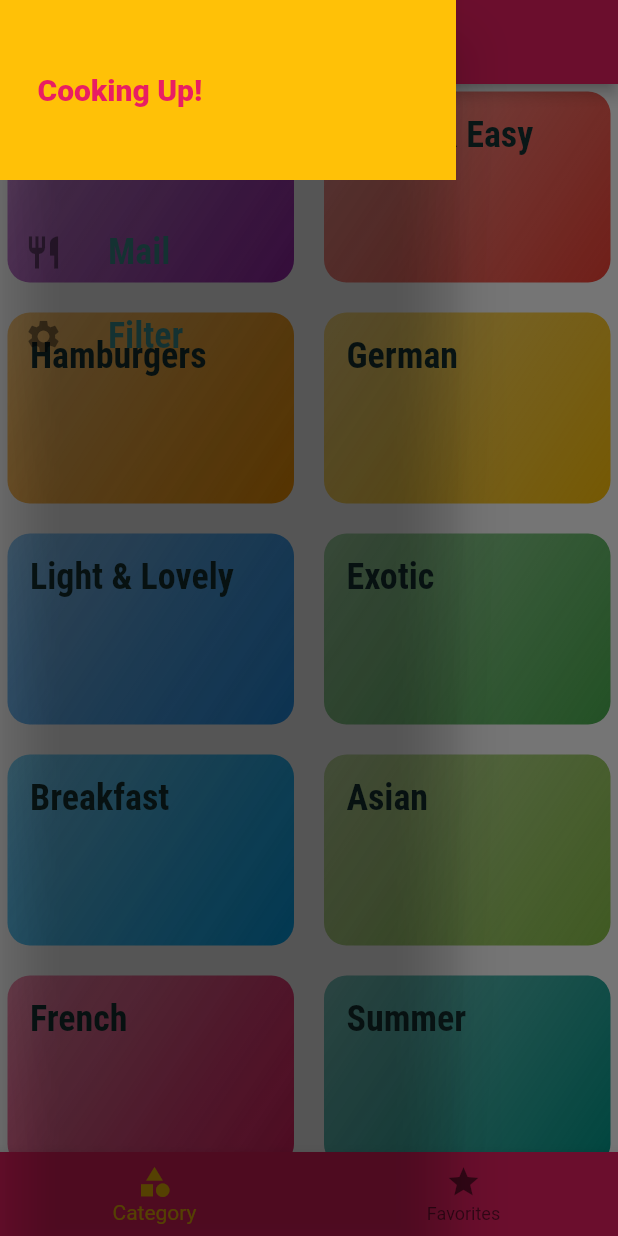
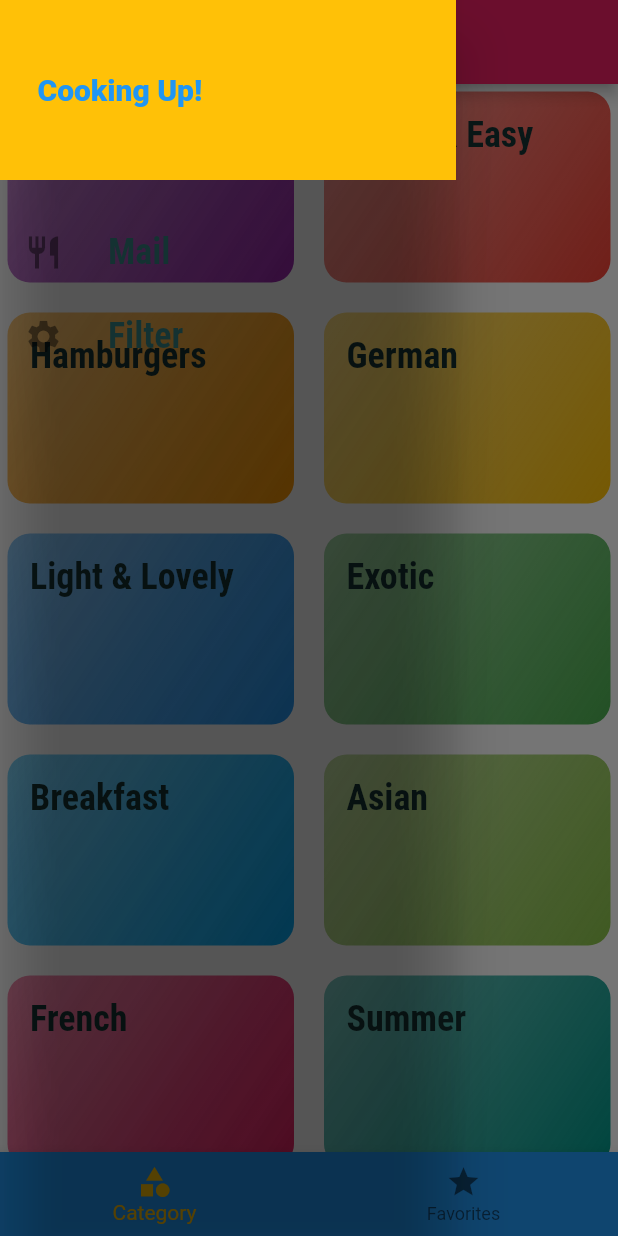
Before and after one commit to NourhanAbuGhaly/meal_app, a Flutter app: the screen it shows after launch, with the side drawer open, on a phone screen of 412 x 824 dp. Run offline on Flutter 3.47's test engine with Material 2 defaults, Android fonts, the phone set to English and light mode, and no system bars.

Commit message:
thired version

```diff
--- a/lib/main.dart
+++ b/lib/main.dart
@@ -17,8 +17,7 @@ class MyApp extends StatelessWidget {
       debugShowCheckedModeBanner: false,
       title: 'Flutter Demo',
       theme: ThemeData(
-          primarySwatch: Colors.pink,
-          accentColor: Colors.amber,
+
           canvasColor: Color.fromRGBO(255, 254, 229, 0.0),
           textTheme: ThemeData.light().textTheme.copyWith(
                 bodyText1: TextStyle(
@@ -28,7 +27,7 @@ class MyApp extends StatelessWidget {
 //             titleLarge: TextStyle(fontSize: 24, fontFamily: "RobotoCondensed")
 // ,            titleMedium: TextStyle(fontSize: 24, fontFamily: "RobotoCondensed")
 //              , titleSmall: TextStyle(fontSize: 24, fontFamily: "RobotoCondensed")
-              )),
+              ), colorScheme: ColorScheme.fromSwatch(primarySwatch: Colors.pink).copyWith(secondary: Colors.amber)),
       //home: CategoryScreen(),
       routes: {
         '/': (context) => TabsScreen(),
--- a/lib/screen/main_drawer.dart
+++ b/lib/screen/main_drawer.dart
@@ -32,7 +32,7 @@ class MainDrawer extends StatelessWidget {
             width: double.infinity,
             padding: EdgeInsets.all(20),
             alignment: Alignment.centerLeft,
-            color: Theme.of(context).accentColor,
+            color: Theme.of(context).colorScheme.secondary,
             child: Text(
               " Cooking Up!",
               style: TextStyle(
@@ -44,8 +44,8 @@ class MainDrawer extends StatelessWidget {
           SizedBox(
             height: 20,
           ),
-          buildListTile("Mail", Icons.restaurant, () {Navigator.of(context).pushNamed("/");}),
-          buildListTile("Filter", Icons.settings, () {Navigator.of(context).pushNamed(FilterScreen.id);}),
+          buildListTile("Mail", Icons.restaurant, () {Navigator.of(context).pushReplacementNamed("/");}),
+          buildListTile("Filter", Icons.settings, () {Navigator.of(context).pushReplacementNamed(FilterScreen.id);}),
         ],
       ),
     );
--- a/lib/screen/meal_item.dart
+++ b/lib/screen/meal_item.dart
@@ -19,8 +19,9 @@ final String id;
   final Affordability affordability;
 
    void selectMeal(BuildContext ctx) {
-    Navigator.of(ctx).pushNamed(MealDetailScreen.id, arguments: id);
+    Navigator.of(ctx).pushNamed(MealDetailScreen.id, arguments: id).then((value) => print(value));
   }
+  // value is the return value from pop
   String get ComplexityText{
     switch(complexity){
       case Complexity.Simple:return "Simple";break;
```
Also changed, not shown: lib/screen/filter_screen.dart (+14 -2 lines), lib/screen/meal_detail_screen.dart (+7 -1 lines).
